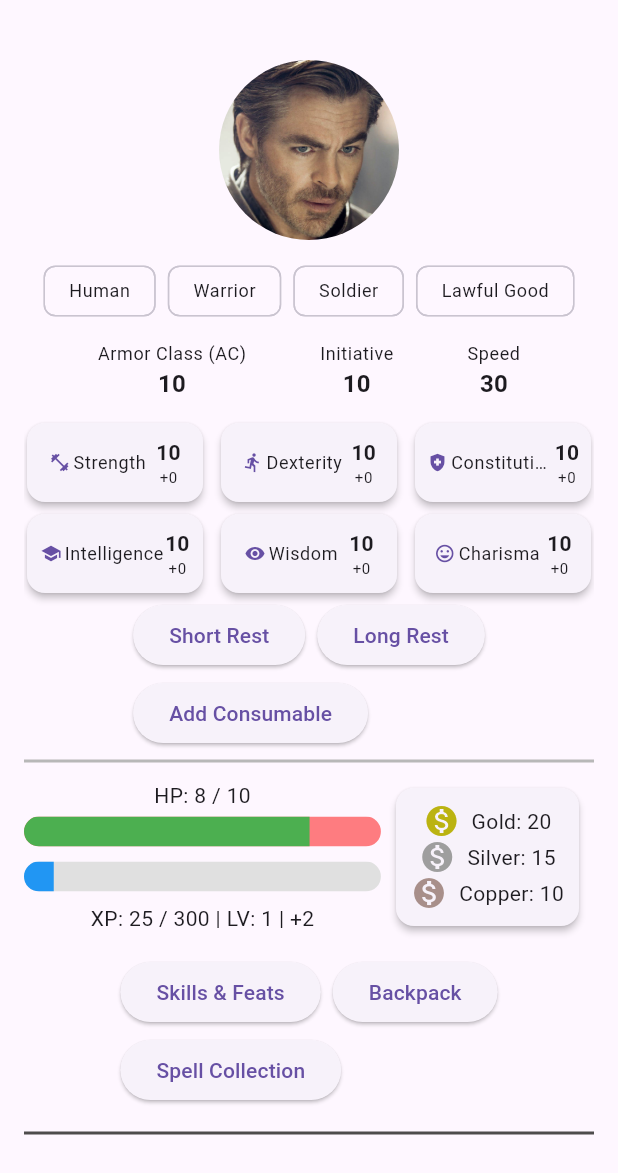
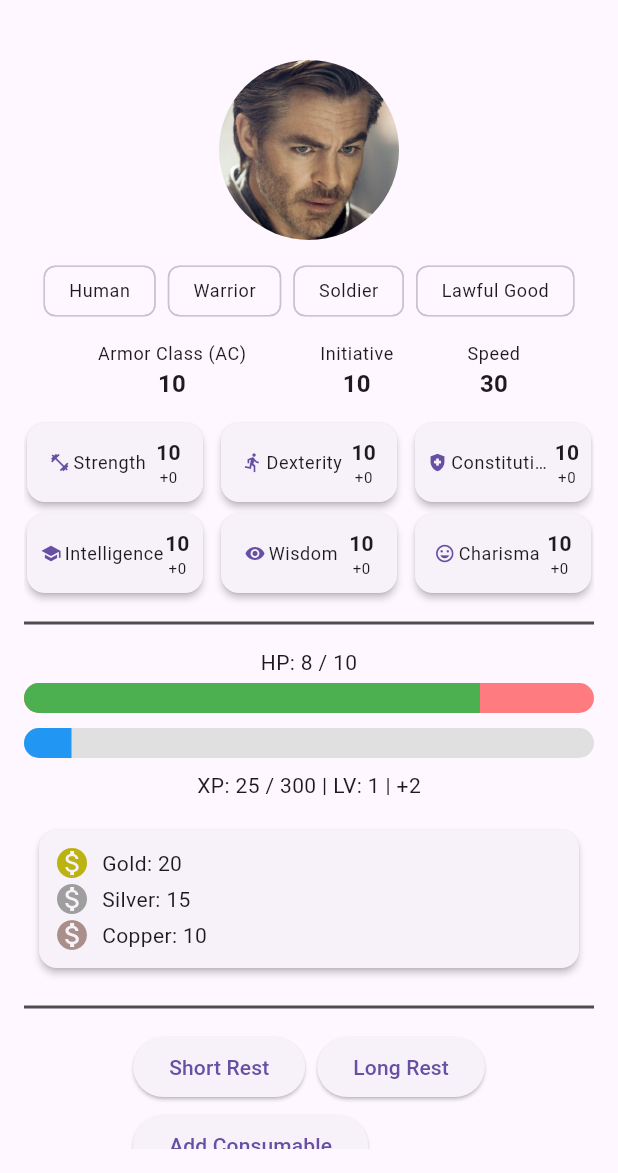
Before and after one commit to marivaldojunior/dnd_app_char_sheet, a Flutter app: the screen it shows after launch, on a phone screen of 412 x 824 dp, the part 63-1236 px from its top. Run offline on Flutter 3.47's test engine with Material 3 defaults, Android fonts, the light colour scheme and no system bars; our stand-ins replace file_picker, font_awesome_flutter, image_picker, isar, shared_preferences; accounts and stored records are empty; generated files the repository leaves out were written again.

Commit message:
Ajustes de Layout

```diff
--- a/lib/app/pages/home_page.dart
+++ b/lib/app/pages/home_page.dart
@@ -211,11 +211,14 @@ class CharacterDisplayScreenState extends State<CharacterDisplayScreen> {
                     !_isEditMode, // Disable interaction when not in edit mode
                     child: AttributesDisplay(attributes: character.attributes),
                   ),
-                  const ConsumableWidget(),
-                  Row(
-                    children: [
-                      Expanded(
-                        child: Column(
+                  const Padding(
+                    padding: EdgeInsets.symmetric(vertical: 8.0),
+                    child: Divider(
+                      color: Color.fromARGB(255, 78, 76, 76),
+                      thickness: 2.0,
+                    ),
+                  ),
+                  Column(
                     children: [
                       HealthBar(
                           currentHitPoints: character.currentHitPoints,
@@ -226,13 +229,25 @@ class CharacterDisplayScreenState extends State<CharacterDisplayScreen> {
                       ExperienceBar(
                           currentExperience: character.experiencePoints,
                           currentLevel: character.level),
-                          ],
-                        ),
-                      ),
+                      const SizedBox(height: 10),
                       CoinDisplayWidget(coin: character.coin)
                     ],
                   ),
-                  const SizedBox(height: 10),
+                  const Padding(
+                    padding: EdgeInsets.symmetric(vertical: 8.0),
+                    child: Divider(
+                      color: Color.fromARGB(255, 78, 76, 76),
+                      thickness: 2.0,
+                    ),
+                  ),
+                  const ConsumableWidget(),
+                  const Padding(
+                    padding: EdgeInsets.symmetric(vertical: 8.0),
+                    child: Divider(
+                      color: Color.fromARGB(255, 78, 76, 76),
+                      thickness: 2.0,
+                    ),
+                  ),
                   Wrap(
                     spacing: 8.0, // Espaçamento horizontal entre os botões
                     runSpacing: 4.0, // Espaçamento vertical entre as linhas (se houver quebra)
@@ -268,13 +283,13 @@ class CharacterDisplayScreenState extends State<CharacterDisplayScreen> {
                       ),
                     ],
                   ),
-                  const SizedBox(height: 10),
-                  const Divider(
+                  const Padding(
+                    padding: EdgeInsets.symmetric(vertical: 8.0),
+                    child: Divider(
                       color: Color.fromARGB(255, 78, 76, 76),
                       thickness: 2.0,
                     ),
-                  const SizedBox(
-                      height: 20), // Larger spacing to distinguish boundaries
+                  ), // Larger spacing to distinguish boundaries
                   const DiceRow(),
                   DiceBagWidget(diceBag: character.diceBag),
                 ],
--- a/lib/app/widgets/consumable_widget.dart
+++ b/lib/app/widgets/consumable_widget.dart
@@ -75,11 +75,7 @@ Widget build(BuildContext context) {
                   ),
                 );
               }).toList(),
-            ),
-            const Divider(
-              color: Color.fromARGB(255, 184, 184, 184),
-              thickness: 2.0,
-            ),
+            )
           ],
         ),
       );
```
Also changed, not shown: 4 other files. Lines whose indentation alone changed are shown as unchanged.
